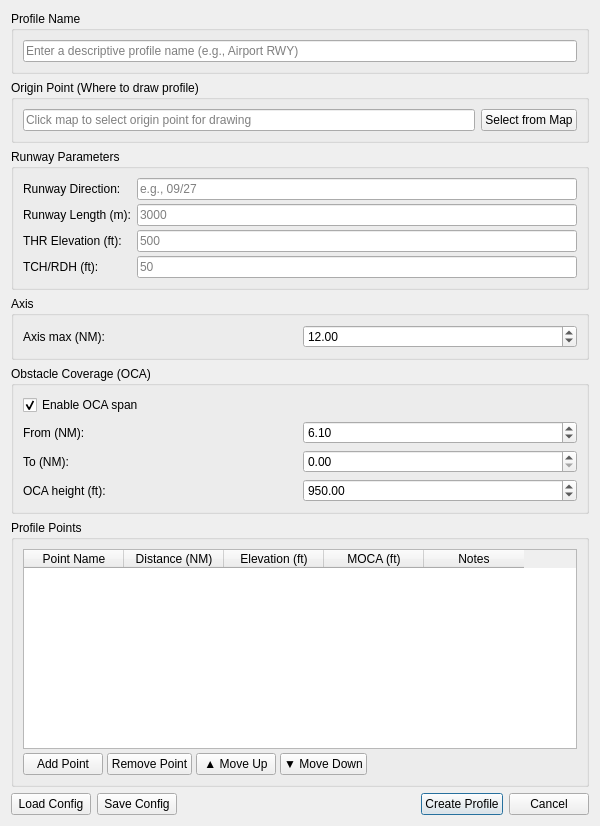
The window that qAeroChart/ui/profile_creation_dialog_base.ui (andures/qAeroChart) describes before a commit, drawn with Qt 5.
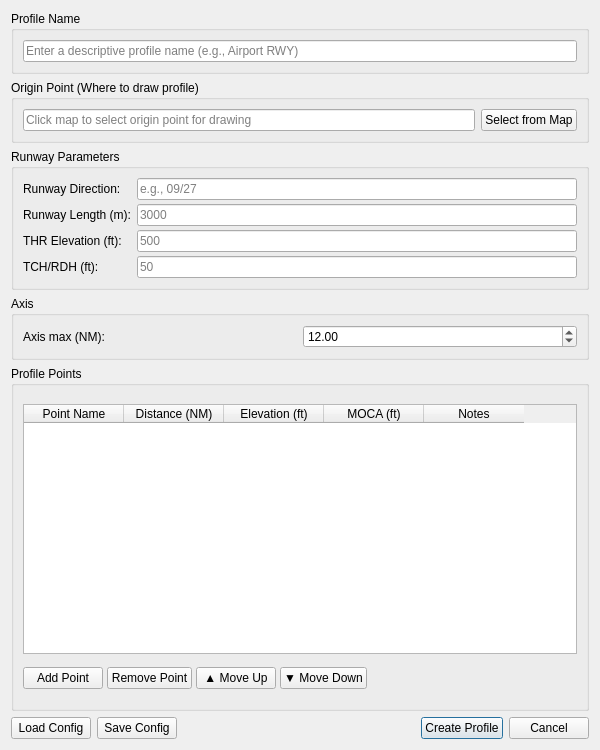
The same window after the commit.

Commit message: Remove OCA configuration from profile creation dialog

Diff of the .ui file:
```diff
--- a/qAeroChart/ui/profile_creation_dialog_base.ui
+++ b/qAeroChart/ui/profile_creation_dialog_base.ui
@@ -162,100 +162,7 @@
      </layout>
     </widget>
    </item>
-     <item>
-        <widget class="QGroupBox" name="groupBox_oca">
-         <property name="title">
-            <string>Obstacle Coverage (OCA)</string>
-         </property>
-         <layout class="QGridLayout" name="gridLayout_oca">
-            <item row="0" column="0" colspan="2">
-             <widget class="QCheckBox" name="checkBox_enable_oca">
-                <property name="text">
-                 <string>Enable OCA span</string>
-                </property>
-                <property name="checked">
-                 <bool>true</bool>
-                </property>
-             </widget>
-            </item>
-            <item row="1" column="0">
-             <widget class="QLabel" name="label_oca_from">
-                <property name="text">
-                 <string>From (NM):</string>
-                </property>
-             </widget>
-            </item>
-            <item row="1" column="1">
-             <widget class="QDoubleSpinBox" name="doubleSpinBox_oca_from_nm">
-                <property name="minimum">
-                 <double>0.000000000000000</double>
-                </property>
-                <property name="maximum">
-                 <double>100.000000000000000</double>
-                </property>
-                <property name="decimals">
-                 <number>2</number>
-                </property>
-                <property name="singleStep">
-                 <double>0.10</double>
-                </property>
-                <property name="value">
-                 <double>6.10</double>
-                </property>
-             </widget>
-            </item>
-            <item row="2" column="0">
-             <widget class="QLabel" name="label_oca_to">
-                <property name="text">
-                 <string>To (NM):</string>
-                </property>
-             </widget>
-            </item>
-            <item row="2" column="1">
-             <widget class="QDoubleSpinBox" name="doubleSpinBox_oca_to_nm">
-                <property name="minimum">
-                 <double>0.000000000000000</double>
-                </property>
-                <property name="maximum">
-                 <double>100.000000000000000</double>
-                </property>
-                <property name="decimals">
-                 <number>2</number>
-                </property>
-                <property name="singleStep">
-                 <double>0.10</double>
-                </property>
-                <property name="value">
-                 <double>0.00</double>
-                </property>
-             </widget>
-            </item>
-            <item row="3" column="0">
-             <widget class="QLabel" name="label_oca_ft">
-                <property name="text">
-                 <string>OCA height (ft):</string>
-                </property>
-             </widget>
-            </item>
-            <item row="3" column="1">
-             <widget class="QDoubleSpinBox" name="doubleSpinBox_oca_ft">
-                <property name="minimum">
-                 <double>0.000000000000000</double>
-                </property>
-                <property name="maximum">
-                 <double>20000.000000000000000</double>
-                </property>
-                <property name="singleStep">
-                 <double>10.000000000000000</double>
-                </property>
-                <property name="value">
-                 <double>950.000000000000000</double>
-                </property>
-             </widget>
-            </item>
-         </layout>
-        </widget>
-     </item>
+     
    <item>
     <widget class="QGroupBox" name="groupBox_points">
      <property name="title">
```
The commit also changes 1 other file.
